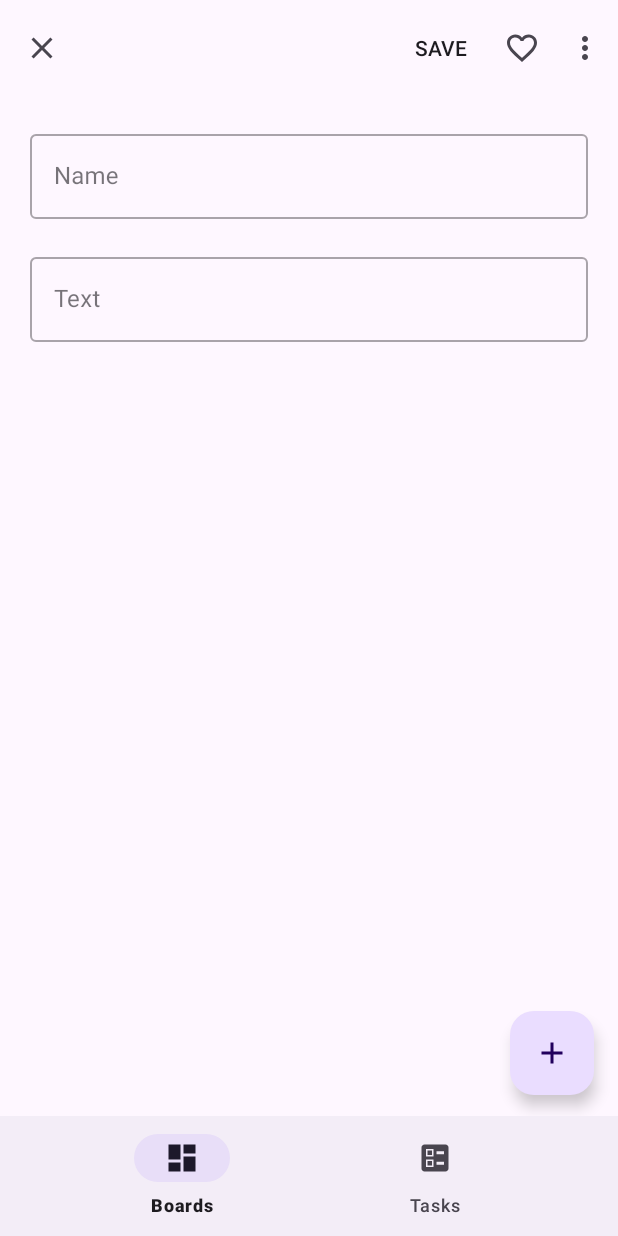
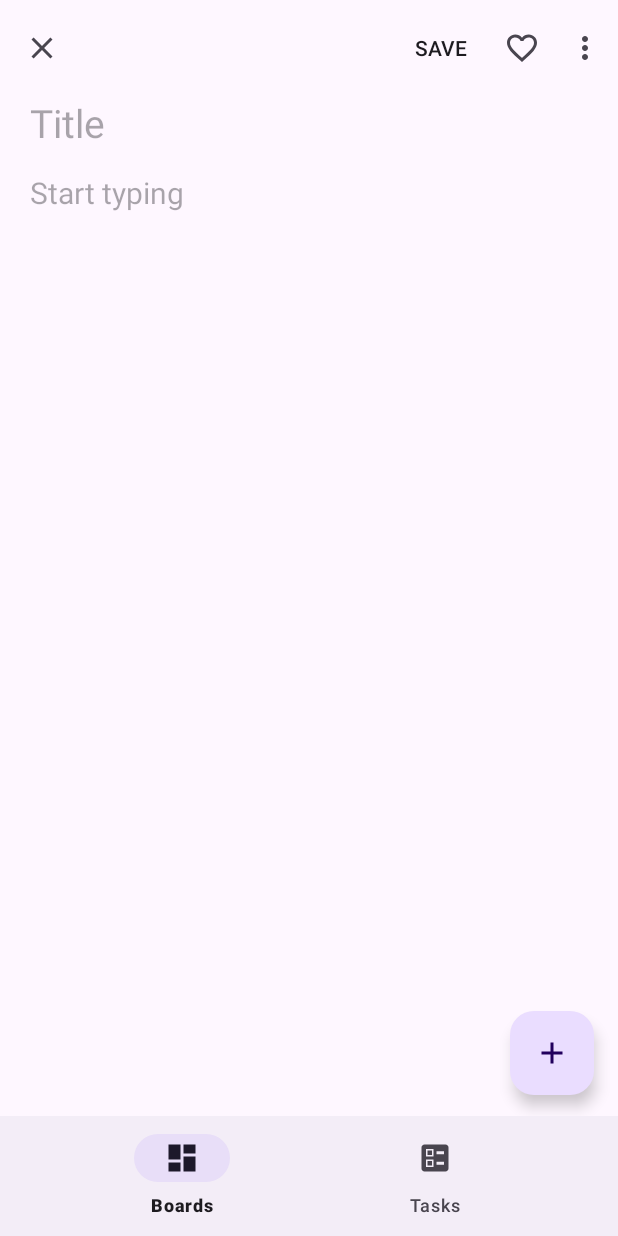
Before and after one commit to ArtemBurakov/todo, an Android app: the CreateTaskFragment screen opened through its navigation route, on a phone screen of 412 x 824 dp. Run offline under Robolectric (Android 15) with nearby library versions, the phone set to English and light mode, and no system bars; our stand-ins replace navigation-ui; 1 statement that could not run was skipped.

Commit message:
Updated task update/create view.

```diff
--- a/app/src/main/java/com/example/todo/ui/task/CreateTaskFragment.java
+++ b/app/src/main/java/com/example/todo/ui/task/CreateTaskFragment.java
@@ -7,11 +7,13 @@ import static com.example.todo.MainActivity.selectedTaskToolbar;
 
 import android.content.Context;
 import android.os.Bundle;
+import android.text.Editable;
 import android.text.TextUtils;
 import android.view.LayoutInflater;
 import android.view.MenuItem;
 import android.view.View;
 import android.view.ViewGroup;
+import android.widget.EditText;
 
 import androidx.annotation.NonNull;
 import androidx.annotation.Nullable;
@@ -27,7 +29,7 @@ import com.google.android.material.textfield.TextInputLayout;
 
 public class CreateTaskFragment extends Fragment {
 
-    private TextInputLayout taskNameView, taskTextView;
+    private EditText taskNameView, taskTextView;
     private String name, text;
     private View focusView;
 
@@ -98,8 +100,8 @@ public class CreateTaskFragment extends Fragment {
         taskTextView.setError(null);
 
         // Store values at the time of the create attempt
-        name = taskNameView.getEditText().getText().toString();
-        text = taskTextView.getEditText().getText().toString();
+        name = taskNameView.getText().toString();
+        text = taskTextView.getText().toString();
 
         focusView = null;
 
--- a/app/src/main/res/layout/fragment_create_task.xml
+++ b/app/src/main/res/layout/fragment_create_task.xml
@@ -1,48 +1,44 @@
 <?xml version="1.0" encoding="utf-8"?>
-<RelativeLayout xmlns:android="http://schemas.android.com/apk/res/android"
+<RelativeLayout
+    xmlns:android="http://schemas.android.com/apk/res/android"
+    android:layout_height="match_parent"
+    android:layout_width="match_parent">
+
+        <ScrollView
             android:layout_width="match_parent"
             android:layout_height="match_parent"
-    xmlns:app="http://schemas.android.com/apk/res-auto">
+            android:fillViewport="true">
 
-    <RelativeLayout
+                <LinearLayout
                     android:layout_width="match_parent"
                     android:layout_height="wrap_content"
-        android:padding="20dp">
+                    android:orientation="vertical"
+                    android:paddingLeft="20dp"
+                    android:paddingRight="20dp" >
 
-        <com.google.android.material.textfield.TextInputLayout
+                        <EditText
                             android:id="@+id/taskNameEditText"
                             android:layout_width="match_parent"
                             android:layout_height="wrap_content"
-            android:layout_marginBottom="20dp"
-            android:hint="Name"
-            style="@style/Widget.MaterialComponents.TextInputLayout.OutlinedBox">
+                            android:background="@null"
+                            android:hint="Title"
+                            android:inputType="textMultiLine"
+                            android:lineSpacingExtra="8dp"
+                            android:maxLength="55"
+                            android:textSize="26sp" />
 
-            <com.google.android.material.textfield.TextInputEditText
-                android:layout_width="match_parent"
-                android:layout_height="wrap_content"
-                android:maxLength="55"
-                />
-
-        </com.google.android.material.textfield.TextInputLayout>
-
-        <com.google.android.material.textfield.TextInputLayout
-            app:endIconMode="clear_text"
+                        <EditText
                             android:id="@+id/taskTextEditText"
                             android:layout_width="match_parent"
-            android:layout_height="wrap_content"
-            android:layout_below="@id/taskNameEditText"
-            android:hint="Text"
-            style="@style/Widget.MaterialComponents.TextInputLayout.OutlinedBox">
-
-            <com.google.android.material.textfield.TextInputEditText
-                android:layout_width="match_parent"
-                android:layout_height="wrap_content"
+                            android:layout_height="match_parent"
+                            android:layout_marginTop="15dp"
+                            android:background="@null"
+                            android:gravity="top|left"
+                            android:hint="Start typing"
                             android:inputType="textMultiLine"
+                            android:lineSpacingExtra="10dp"
                             android:maxLength="255"
-                />
-
-        </com.google.android.material.textfield.TextInputLayout>
-
+                            android:textSize="20sp" />
+                </LinearLayout>
+        </ScrollView>
 </RelativeLayout>
-
-</RelativeLayout>
```
Also changed, not shown: app/src/main/java/com/example/todo/ui/task/TaskFragment.java (+6 -5 lines), app/src/main/res/layout/fragment_task.xml (+28 -35 lines). Lines whose indentation alone changed are shown as unchanged.
